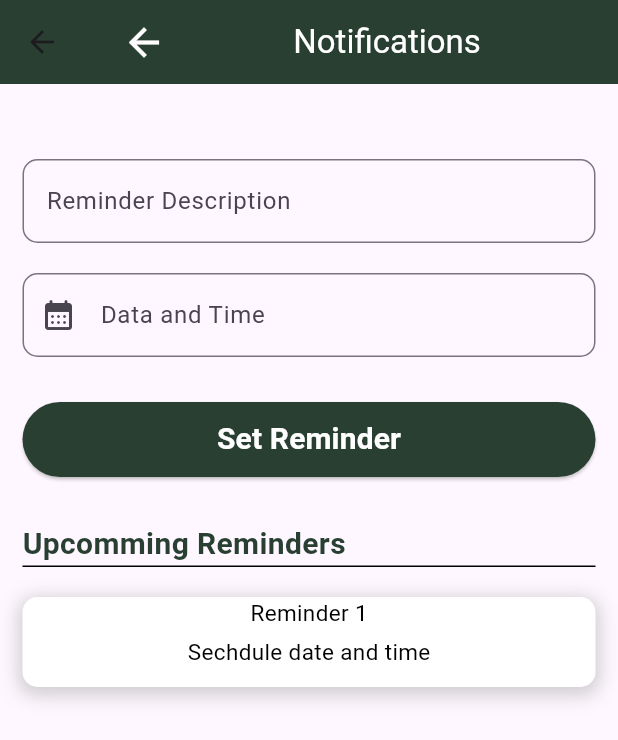
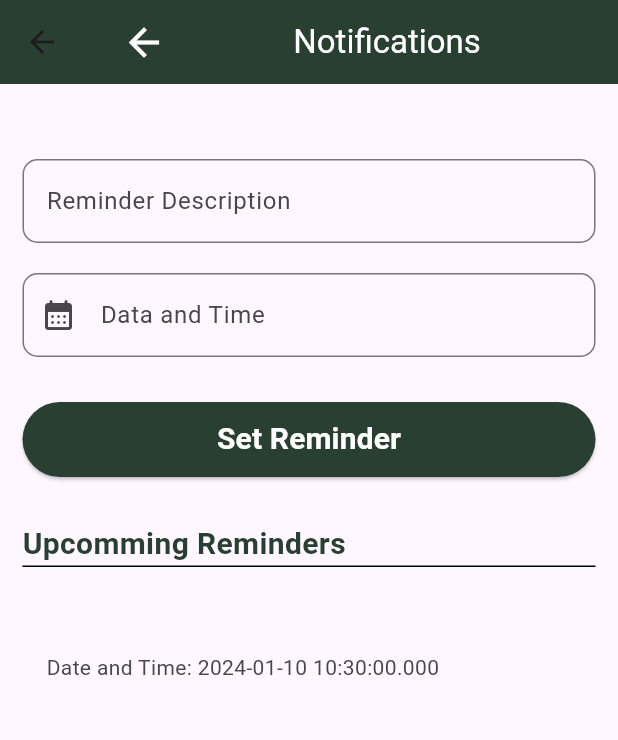
Before and after one commit to Selani00/Travel_Companion, a Flutter app: the RemindersPage screen opened by its route, after a tap on "Set Reminder", on a phone screen of 412 x 824 dp. Shown: the top 740 px of the screen. Run offline on Flutter 3.47's test engine with Material 3 defaults, Android fonts, the phone set to English and light mode, and no system bars; our stand-ins replace awesome_notifications, carousel_slider, cloud_firestore, firebase_auth, firebase_core, flutter_svg and 8 more; accounts and stored records are empty; project files that could hold a hidden picture were left out.

```diff
--- a/lib/pages/Profile/profile_page.dart
+++ b/lib/pages/Profile/profile_page.dart
@@ -122,7 +122,7 @@ class _AppSetUpPageState extends State<ProfilePage> {
                           ),
                           child: ElevatedButton(
                             onPressed: () {
-                              pickImage();
+                              pickImage(_image?.path);
                             },
                             style: ElevatedButton.styleFrom(
                               padding: EdgeInsets.zero,
@@ -256,10 +256,11 @@ class _AppSetUpPageState extends State<ProfilePage> {
     );
   }
 
-  Future<void> pickImage() async {
+  Future<void> pickImage(path) async {
     final imagePicker = ImagePicker();
     final pickedImage =
         await imagePicker.pickImage(source: ImageSource.gallery);
+    await SaveImage(path);
 
     if (pickedImage != null) {
       setState(() {
--- a/lib/pages/Reminder/reminder_page.dart
+++ b/lib/pages/Reminder/reminder_page.dart
@@ -1,5 +1,6 @@
 import 'package:flutter/material.dart';
 import 'package:intl/intl.dart';
+import 'package:shared_preferences/shared_preferences.dart';
 import 'package:travel_journal/components/app_colors.dart';
 import 'package:travel_journal/models/reminder.dart';
 import 'package:travel_journal/services/Reminder/reminder_services.dart';
@@ -15,11 +16,77 @@ class _RemindersPageState extends State<RemindersPage> {
   TextEditingController descriptionController = TextEditingController();
   TextEditingController dateController = TextEditingController();
   late DateTime selectedDateTime;
+  late List<Reminder> reminders;
+
+  //add reminders
+  Future<void> saveReminder(Reminder reminder) async {
+    SharedPreferences prefs = await SharedPreferences.getInstance();
+    List<String> reminderStrings = reminders.map((reminder) {
+      return 'description:${reminder.description}|dateTime:${reminder.datetime}';
+    }).toList();
+
+    prefs.setStringList('reminders', reminderStrings);
+  }
+
+  //load reminders
+  Future<void> loadReminders() async {
+    SharedPreferences prefs = await SharedPreferences.getInstance();
+    List<String>? reminderStrings = prefs.getStringList('reminders');
+
+    if (reminderStrings != null) {
+      setState(() {
+        reminders = reminderStrings.map((reminder) {
+          Map<String, dynamic> reminderMap = Map<String, dynamic>.from(
+            Map<String, dynamic>.fromIterable(
+              reminder.split('|'),
+              key: (item) => item.split(':')[0],
+              value: (item) => item.split(':')[1],
+            ),
+          );
+
+          return Reminder(
+            description: reminderMap['description']!,
+            datetime: DateTime.parse(reminderMap['dateTime']!),
+          );
+        }).toList();
+      });
+    }
+  }
+
+  void removeExpiredReminders() {
+    DateTime currentDateTime = DateTime.now();
+
+    setState(() {
+      reminders.removeWhere(
+          (reminder) => reminder.datetime.isBefore(currentDateTime));
+    });
+
+    saveRemindersList();
+  }
+
+  Future<void> saveRemindersList() async {
+    SharedPreferences prefs = await SharedPreferences.getInstance();
+    List<String> reminderStrings = reminders.map((reminder) {
+      return 'description:${reminder.description}|dateTime:${reminder.datetime.toIso8601String()}';
+    }).toList();
+
+    prefs.setStringList('reminders', reminderStrings);
+  }
+
+  @override
+  void didChangeDependencies() {
+    super.didChangeDependencies();
+
+    // Check and remove expired reminders every time the page loads
+    removeExpiredReminders();
+  }
 
   @override
   void initState() {
     super.initState();
     selectedDateTime = DateTime.now();
+    reminders = [];
+    loadReminders();
   }
 
   @override
@@ -127,13 +194,17 @@ class _RemindersPageState extends State<RemindersPage> {
                   fixedSize: Size(width, 50),
                   backgroundColor: AppColors.mainColor),
               onPressed: () async {
-                ReminderServices.scheduleNotification(
-                        reminder: Reminder(
-                            description: descriptionController.text.trim(),
-                            datetime: selectedDateTime))
+                Reminder newReminder = Reminder(
+                    description: descriptionController.text.trim(),
+                    datetime: selectedDateTime);
+                reminders.add(newReminder);
+                await saveReminder(newReminder);
+                await ReminderServices.scheduleNotification(
+                        reminder: newReminder)
                     .then((_) {
                   setState(() {
                     descriptionController.clear();
+                    dateController.clear();
                     print("Reminder Added Succefully");
                   });
                 });
@@ -167,46 +238,59 @@ class _RemindersPageState extends State<RemindersPage> {
             SizedBox(
               height: 20,
             ),
-            _reminders(),
+            Expanded(
+              child: ListView.builder(
+                itemCount: reminders.length,
+                itemBuilder: (context, index) {
+                  Reminder reminder = reminders[index];
+                  return ListTile(
+                    title: Text(reminder.description),
+                    subtitle: Text(
+                      'Date and Time: ${reminder.datetime.toLocal()}',
+                    ),
+                  );
+                },
+              ),
+            ),
           ],
         ),
       ),
     );
   }
 
-  Widget _reminders() {
-    return Container(
-      height: 60,
-      width: MediaQuery.of(context).size.width,
-      decoration: BoxDecoration(
-        borderRadius: BorderRadius.all(Radius.circular(10)),
-        color: Colors.white,
-        boxShadow: [
-          BoxShadow(
-            color: Colors.grey.withOpacity(0.5),
-            spreadRadius: 2,
-            blurRadius: 10,
-            offset: Offset(0, 3),
-          ),
-        ],
-      ),
-      child: Column(
-        children: [
-          Text(
-            "Reminder 1",
-            style: TextStyle(color: Colors.black, fontSize: 15),
-          ),
-          SizedBox(
-            height: 5,
-          ),
-          Text(
-            "Sechdule date and time",
-            style: TextStyle(color: Colors.black, fontSize: 15),
-          ),
-        ],
-      ),
-    );
-  }
+  // Widget _reminders() {
+  //   return Container(
+  //     height: 60,
+  //     width: MediaQuery.of(context).size.width,
+  //     decoration: BoxDecoration(
+  //       borderRadius: BorderRadius.all(Radius.circular(10)),
+  //       color: Colors.white,
+  //       boxShadow: [
+  //         BoxShadow(
+  //           color: Colors.grey.withOpacity(0.5),
+  //           spreadRadius: 2,
+  //           blurRadius: 10,
+  //           offset: Offset(0, 3),
+  //         ),
+  //       ],
+  //     ),
+  //     child: Column(
+  //       children: [
+  //         Text(
+  //           "Reminder 1",
+  //           style: TextStyle(color: Colors.black, fontSize: 15),
+  //         ),
+  //         SizedBox(
+  //           height: 5,
+  //         ),
+  //         Text(
+  //           "Sechdule date and time",
+  //           style: TextStyle(color: Colors.black, fontSize: 15),
+  //         ),
+  //       ],
+  //     ),
+  //   );
+  // }
 }
 
 
--- a/lib/services/Reminder/reminder_services.dart
+++ b/lib/services/Reminder/reminder_services.dart
@@ -3,11 +3,14 @@ import 'package:awesome_notifications/awesome_notifications.dart';
 import 'package:cloud_firestore/cloud_firestore.dart';
 import 'package:firebase_auth/firebase_auth.dart';
 import 'package:flutter/material.dart';
+import 'package:shared_preferences/shared_preferences.dart';
 import 'package:travel_journal/models/reminder.dart';
 
 class ReminderServices {
   final FirebaseAuth _auth = FirebaseAuth.instance;
   final FirebaseFirestore _firestore = FirebaseFirestore.instance;
+
+
 
   @pragma("vm:entry-point")
   static Future<void> onNotificationCreateMethod(
@@ -81,4 +84,6 @@ class ReminderServices {
       return false;
     }
   }
+
+
 }
--- a/lib/widgets/note.dart
+++ b/lib/widgets/note.dart
@@ -1,6 +1,7 @@
 import 'package:flutter/material.dart';
 import 'package:travel_journal/config/app_colors.dart';
 import 'package:travel_journal/models/note_model.dart';
+import 'package:travel_journal/services/notes/note_services.dart';
 
 Widget noteCard(Function()? onTap, Note note) {
   print("Note Details: $note");
@@ -78,7 +79,7 @@ Widget noteCard(Function()? onTap, Note note) {
                     ),
                     GestureDetector(
                       onTap: () {
-
+                        NoteServices().deleteOneNote(note.noteId);
                       },
                       child: Padding(
                         padding: const EdgeInsets.only(right: 10.0),
```
Also changed, not shown: lib/pages/Notes/notes_home.dart (+12 -14 lines), lib/pages/Reminder/reminder_pop_up.dart (deleted, +0 -104 lines), lib/services/notes/note_services.dart (+42 -1 lines).
